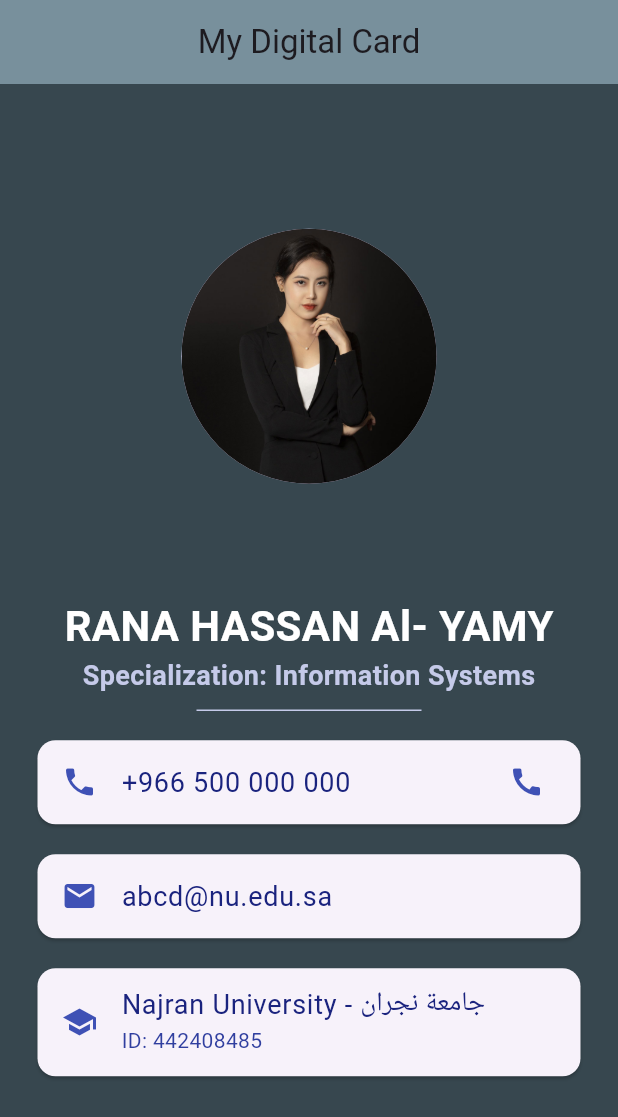
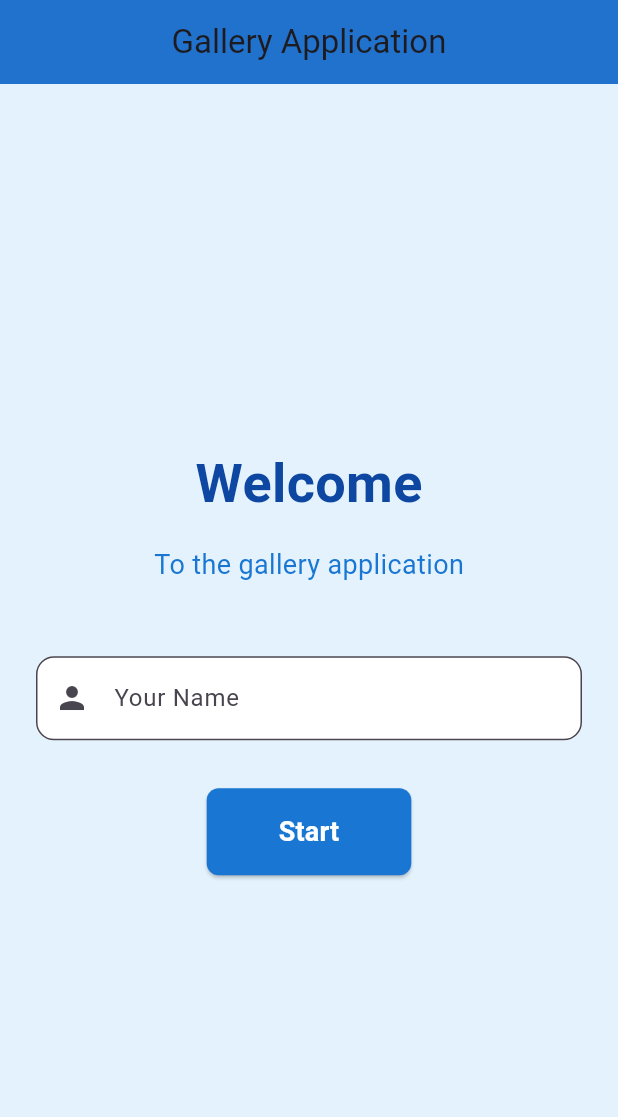
Before and after one commit to mohammedasiddiqdev/test, a Flutter app: the screen it shows after launch, on a phone screen of 412 x 824 dp. Shown: the top 1117 px of the screen. Run offline on Flutter 3.47's test engine with Material 3 defaults, Android fonts, the phone set to English and light mode, and no system bars; Roboto replaces fonts that are missing (Cairo).

Commit message:
gallery app

```diff
--- a/lib/main.dart
+++ b/lib/main.dart
@@ -1,113 +1,288 @@
 import 'package:flutter/material.dart';
 
 void main() {
-  runApp(const MyBusinessCard());
+  runApp(const GalleryApp());
 }
 
-class MyBusinessCard extends StatelessWidget {
-  const MyBusinessCard({super.key});
+class GalleryApp extends StatelessWidget {
+  const GalleryApp({super.key});
 
   @override
   Widget build(BuildContext context) {
     return MaterialApp(
       debugShowCheckedModeBanner: false,
-      home: Scaffold(
+      title: 'Gallery Application',
+      theme: ThemeData(primarySwatch: Colors.blue, useMaterial3: true),
+      home: const WelcomeScreen(),
+    );
+  }
+}
+
+class WelcomeScreen extends StatefulWidget {
+  const WelcomeScreen({super.key});
+
+  @override
+  State<WelcomeScreen> createState() => _WelcomeScreenState();
+}
+
+class _WelcomeScreenState extends State<WelcomeScreen> {
+  final TextEditingController _nameController = TextEditingController();
+
+  @override
+  void dispose() {
+    _nameController.dispose();
+    super.dispose();
+  }
+
+  @override
+  Widget build(BuildContext context) {
+    return Scaffold(
       appBar: AppBar(
-          title: const Text('My Digital Card'),
-          backgroundColor: Colors.blueGrey[400],
+        title: const Text('Gallery Application'),
+        backgroundColor: Colors.blue.shade700,
         centerTitle: true,
+        elevation: 5,
       ),
-        backgroundColor: Colors.blueGrey[800],
-        body: SafeArea(
+      backgroundColor: Colors.blue.shade50,
+      body: Center(
+        child: SingleChildScrollView(
+          child: Padding(
+            padding: const EdgeInsets.all(24.0),
             child: Column(
               mainAxisAlignment: MainAxisAlignment.center,
               children: [
-              const CircleAvatar(
-                radius: 85.0,
-                backgroundImage: AssetImage('assets/images/personal.jpg'),
-              ),
-              SizedBox(height: 75),
-              const Text(
-                'RANA HASSAN Al- YAMY',
+                // Title
+                Text(
+                  'Welcome',
                   style: TextStyle(
-                  fontFamily: 'Cairo',
-                  fontSize: 28.0,
-                  color: Colors.white,
+                    fontSize: 36,
                     fontWeight: FontWeight.bold,
+                    color: Colors.blue.shade900,
                   ),
                 ),
+                const SizedBox(height: 16),
                 Text(
-                'Specialization: Information Systems',
-                style: TextStyle(
-                  color: Colors.indigo.shade100,
-                  fontSize: 18.0,
+                  'To the gallery application',
+                  style: TextStyle(fontSize: 18, color: Colors.blue.shade700),
+                ),
+                const SizedBox(height: 48),
 
-                  fontWeight: FontWeight.bold,
+                TextField(
+                  controller: _nameController,
+                  decoration: InputDecoration(
+                    hintText: 'Enter your name here',
+                    labelText: 'Your Name',
+                    border: OutlineInputBorder(
+                      borderRadius: BorderRadius.circular(12),
+                    ),
+                    prefixIcon: const Icon(Icons.person),
+                    filled: true,
+                    fillColor: Colors.white,
                   ),
                 ),
-              SizedBox(
-                height: 20.0,
-                width: 150.0,
-                child: Divider(color: Colors.indigo.shade100),
+                const SizedBox(height: 32),
+
+                ElevatedButton(
+                  onPressed: () {
+                    if (_nameController.text.isNotEmpty) {
+                      Navigator.of(context).push(
+                        MaterialPageRoute(
+                          builder: (context) =>
+                              GalleryScreen(userName: _nameController.text),
                         ),
-
-              Card(
-                margin: const EdgeInsets.symmetric(
-                  vertical: 10.0,
-                  horizontal: 25.0,
+                      );
+                    } else {
+                      ScaffoldMessenger.of(context).showSnackBar(
+                        const SnackBar(
+                          content: Text('Please enter your name'),
+                          backgroundColor: Colors.red,
                         ),
-                child: ListTile(
-                  leading: const Icon(Icons.phone, color: Colors.indigo),
-                  title: Text(
-                    '+966 500 000 000',
-                    style: TextStyle(
-                      color: Colors.indigo.shade900,
-                      fontSize: 18.0,
+                      );
+                    }
+                  },
+                  style: ElevatedButton.styleFrom(
+                    backgroundColor: Colors.blue.shade700,
+                    padding: const EdgeInsets.symmetric(
+                      horizontal: 48,
+                      vertical: 16,
+                    ),
+                    shape: RoundedRectangleBorder(
+                      borderRadius: BorderRadius.circular(8),
                     ),
                   ),
-                  trailing: const Icon(Icons.call, color: Colors.indigo),
+                  child: const Text(
+                    'Start',
+                    style: TextStyle(
+                      fontSize: 18,
+                      fontWeight: FontWeight.bold,
+                      color: Colors.white,
                     ),
                   ),
-
-              Card(
-                margin: const EdgeInsets.symmetric(
-                  vertical: 10.0,
-                  horizontal: 25.0,
                 ),
-                child: ListTile(
-                  leading: const Icon(Icons.email, color: Colors.indigo),
-                  title: Text(
-                    'abcd@nu.edu.sa',
-                    style: TextStyle(
-                      color: Colors.indigo.shade900,
-                      fontSize: 18.0,
+              ],
             ),
           ),
         ),
       ),
+    );
+  }
+}
 
-              Card(
-                margin: const EdgeInsets.symmetric(
-                  vertical: 10.0,
-                  horizontal: 25.0,
+class GalleryScreen extends StatefulWidget {
+  final String userName;
+
+  const GalleryScreen({super.key, required this.userName});
+
+  @override
+  State<GalleryScreen> createState() => _GalleryScreenState();
+}
+
+class _GalleryScreenState extends State<GalleryScreen> {
+  int currentIndex = 0;
+
+  final List<GalleryItem> galleryItems = [
+    GalleryItem(
+      image: 'assets/images/gallery1.jpg',
+      description: 'Beautiful Modern Architecture',
     ),
-                child: ListTile(
-                  leading: const Icon(Icons.school, color: Colors.indigo),
-                  title: Text(
-                    'Najran University - جامعة نجران',
-                    style: TextStyle(
-                      color: Colors.indigo.shade900,
-                      fontSize: 18.0,
+    GalleryItem(
+      image: 'assets/images/gallery2.jpg',
+      description: 'Scenic Nature Landscape',
+    ),
+    GalleryItem(
+      image: 'assets/images/gallery3.jpg',
+      description: 'Peaceful Mountain View',
+    ),
+  ];
+
+  void _nextImage() {
+    if (currentIndex < galleryItems.length - 1) {
+      setState(() {
+        currentIndex++;
+      });
+    }
+  }
+
+  void _previousImage() {
+    if (currentIndex > 0) {
+      setState(() {
+        currentIndex--;
+      });
+    }
+  }
+
+  @override
+  Widget build(BuildContext context) {
+    return Scaffold(
+      appBar: AppBar(
+        title: Text('Welcome ${widget.userName}'),
+        backgroundColor: Colors.blue.shade700,
+        centerTitle: true,
+        elevation: 5,
+        leading: IconButton(
+          icon: const Icon(Icons.arrow_back),
+          onPressed: () {
+            Navigator.of(context).pop();
+          },
         ),
       ),
-                  subtitle: Text(
-                    'ID: 442408485',
+      backgroundColor: Colors.blue.shade50,
+      body: Center(
+        child: Padding(
+          padding: const EdgeInsets.all(24.0),
+          child: Column(
+            mainAxisAlignment: MainAxisAlignment.center,
+            children: [
+              Text(
+                'Welcome (${widget.userName})',
                 style: TextStyle(
-                      color: Colors.indigo.shade700,
-                      fontSize: 14.0,
+                  fontSize: 24,
+                  fontWeight: FontWeight.bold,
+                  color: Colors.blue.shade900,
+                ),
+                textAlign: TextAlign.center,
+              ),
+              const SizedBox(height: 32),
+
+              Container(
+                decoration: BoxDecoration(
+                  borderRadius: BorderRadius.circular(16),
+                  boxShadow: [
+                    BoxShadow(
+                      color: Colors.black.withOpacity(0.1),
+                      blurRadius: 10,
+                      spreadRadius: 2,
+                    ),
+                  ],
+                ),
+                child: ClipRRect(
+                  borderRadius: BorderRadius.circular(16),
+                  child: Image.asset(
+                    galleryItems[currentIndex].image,
+                    height: 300,
+                    width: 300,
+                    fit: BoxFit.cover,
                   ),
                 ),
               ),
+              const SizedBox(height: 24),
+
+              Text(
+                galleryItems[currentIndex].description,
+                style: TextStyle(
+                  fontSize: 16,
+                  color: Colors.blue.shade700,
+                  fontWeight: FontWeight.w500,
+                ),
+              ),
+              const SizedBox(height: 24),
+
+              Text(
+                'Image ${currentIndex + 1} of ${galleryItems.length}',
+                style: TextStyle(fontSize: 14, color: Colors.blue.shade600),
+              ),
+              const SizedBox(height: 32),
+
+              Row(
+                mainAxisAlignment: MainAxisAlignment.center,
+                children: [
+                  ElevatedButton.icon(
+                    onPressed: currentIndex > 0 ? _previousImage : null,
+                    icon: const Icon(Icons.arrow_back),
+                    label: const Text('Back'),
+                    style: ElevatedButton.styleFrom(
+                      backgroundColor: Colors.blue.shade700,
+                      disabledBackgroundColor: Colors.grey.shade300,
+                      padding: const EdgeInsets.symmetric(
+                        horizontal: 24,
+                        vertical: 12,
+                      ),
+                      shape: RoundedRectangleBorder(
+                        borderRadius: BorderRadius.circular(8),
+                      ),
+                    ),
+                  ),
+                  const SizedBox(width: 24),
+
+                  ElevatedButton.icon(
+                    onPressed: currentIndex < galleryItems.length - 1
+                        ? _nextImage
+                        : null,
+                    icon: const Icon(Icons.arrow_forward),
+                    label: const Text('Next'),
+                    style: ElevatedButton.styleFrom(
+                      backgroundColor: Colors.blue.shade700,
+                      disabledBackgroundColor: Colors.grey.shade300,
+                      padding: const EdgeInsets.symmetric(
+                        horizontal: 24,
+                        vertical: 12,
+                      ),
+                      shape: RoundedRectangleBorder(
+                        borderRadius: BorderRadius.circular(8),
+                      ),
+                    ),
+                  ),
+                ],
               ),
             ],
           ),
@@ -116,3 +291,10 @@ class MyBusinessCard extends StatelessWidget {
     );
   }
 }
+
+class GalleryItem {
+  final String image;
+  final String description;
+
+  GalleryItem({required this.image, required this.description});
+}
--- a/pubspec.yaml
+++ b/pubspec.yaml
@@ -59,7 +59,7 @@ flutter:
 
   # To add assets to your application, add an assets section, like this:
   assets:
-    - assets/images/personal.jpg
+    - assets/images/
   #   - images/a_dot_ham.jpeg
 
   # An image asset can refer to one or more resolution-specific "variants", see
```
Also changed, not shown: assets/images/gallery1.jpg (added), assets/images/gallery2.jpg (added), assets/images/gallery3.jpg (added), 1 other file. Lines whose indentation alone changed are shown as unchanged.
